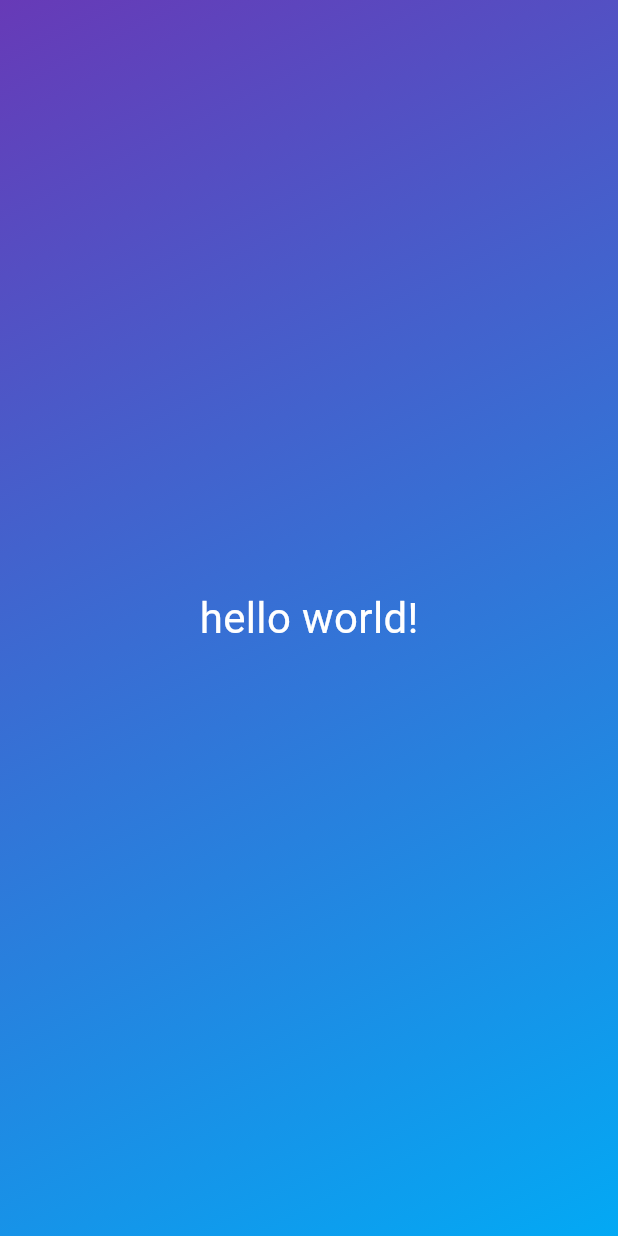
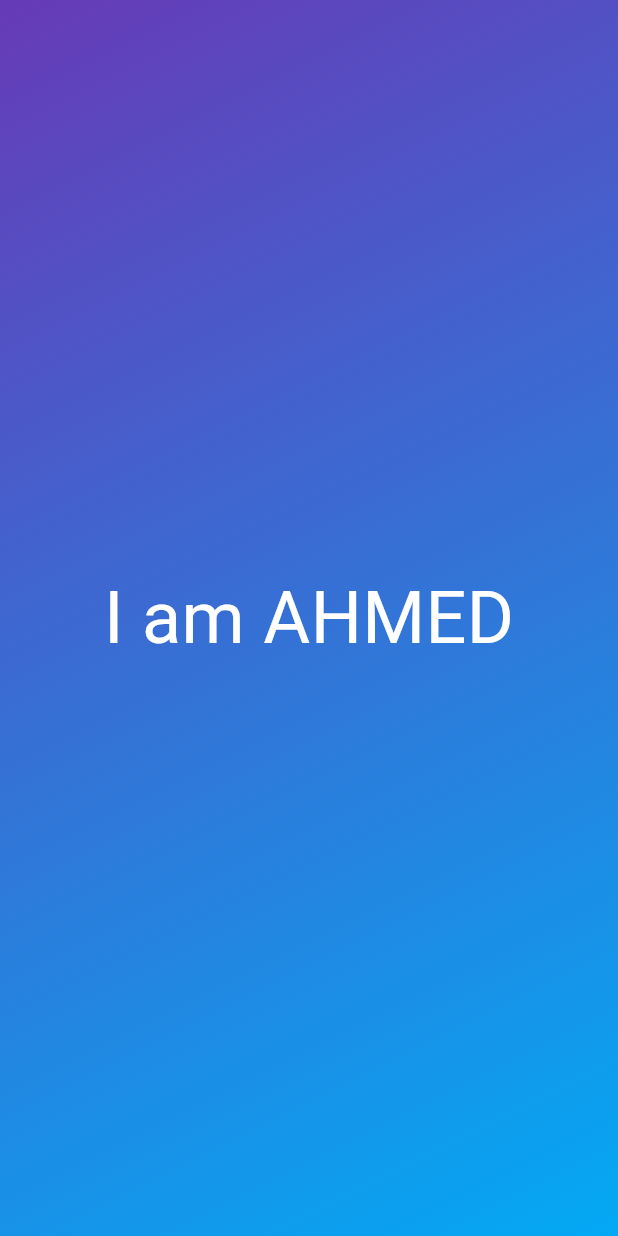
Before and after one commit to AhmedKiser/Dice-Roller-Application-Using-Flutter, a Flutter app: the screen it shows after launch, on a phone screen of 412 x 824 dp. Run offline on Flutter 3.47's test engine with Material 3 defaults, Android fonts, the phone set to English and light mode, and no system bars.

Commit message:
file added

```diff
--- /dev/null
+++ b/first_app/lib/gradient_container.dart
@@ -0,0 +1,26 @@
+import 'package:flutter/material.dart';
+
+
+class GradinetContainer extends StatelessWidget{
+
+  const GradinetContainer({super.key});
+  @override
+  Widget build(context) {
+    return Container(
+          decoration: const BoxDecoration(
+            gradient: LinearGradient(
+              colors: [Colors.deepPurple,Colors.lightBlue],
+              begin: Alignment.topLeft,
+              end: Alignment.bottomRight
+            )
+          ),
+          child: const Center(
+            child: Text('I am AHMED',
+            style: TextStyle(color: Colors.white,
+            fontSize: 48),
+
+            ),
+          ),
+        );
+  }
+}
--- a/first_app/lib/main.dart
+++ b/first_app/lib/main.dart
@@ -1,33 +1,12 @@
 import 'package:flutter/material.dart';
+import 'package:first_app/gradient_container.dart';
 
 void main() {
   runApp(
-    MaterialApp(
+    const MaterialApp(
       home: Scaffold(
         body: GradinetContainer(),
       ),
     ),
   );
 }
-
-class GradinetContainer extends StatelessWidget{
-  @override
-  Widget build(context) {
-    return Container(
-          decoration: const BoxDecoration(
-            gradient: LinearGradient(
-              colors: [Colors.deepPurple,Colors.lightBlue],
-              begin: Alignment.topLeft,
-              end: Alignment.bottomRight
-            )
-          ),
-          child: const Center(
-            child: Text('hello world!',
-            style: TextStyle(color: Colors.white,
-            fontSize: 28),
-
-            ),
-          ),
-        );
-  }
-}
```
